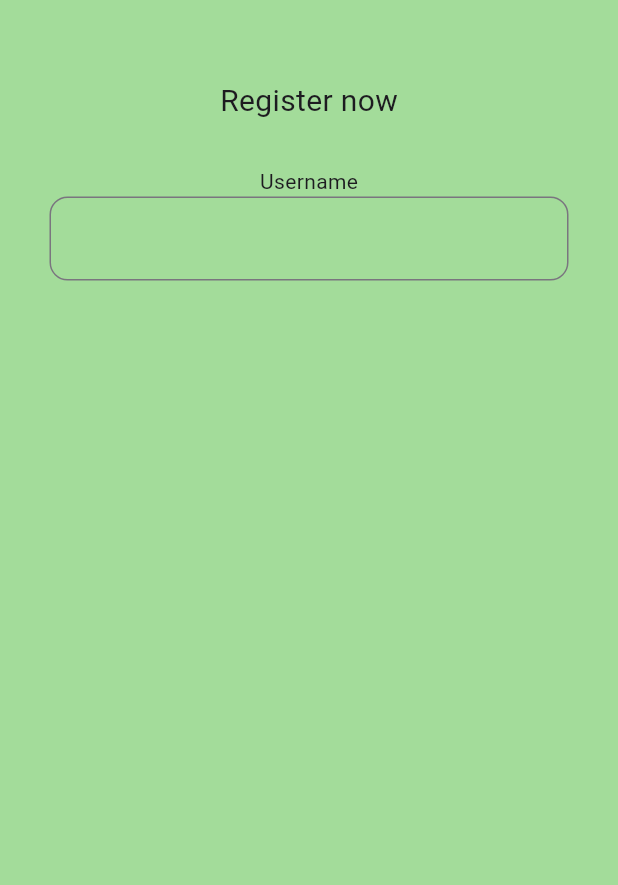
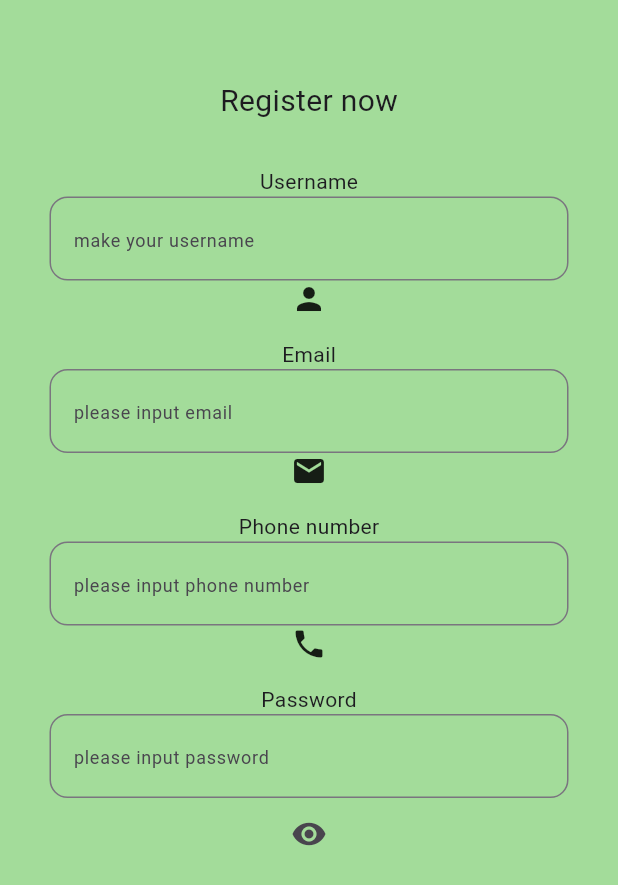
Before and after one commit to andraaae/ppkd_andra, a Flutter app: the RegisterAgreen screen opened directly, on a phone screen of 412 x 824 dp. Shown: the top 885 px of the screen. Run offline on Flutter 3.47's test engine with Material 3 defaults, Android fonts, the light colour scheme and no system bars; our stand-ins replace curved_navigation_bar, delightful_toast, fluttertoast, shared_preferences, sqflite; accounts and stored records are empty.

Commit message:
aGreen on going

```diff
--- a/lib/agreen/view/register_agreen.dart
+++ b/lib/agreen/view/register_agreen.dart
@@ -39,12 +39,49 @@ class _RegisterAgreenState extends State<RegisterAgreen> {
                 SizedBox(height: 29),
                 Text('Username'),
                 TextField(decoration: InputDecoration(border: OutlineInputBorder(borderRadius: BorderRadius.circular(12),
-
+                ),
+                hintText: 'make your username',
+                hintStyle: TextStyle(fontSize: 12),
                 ),
                 ),
+                Icon(Icons.person),
+                //email
+                SizedBox(height: 15),
+                Text('Email'),
+                TextField(decoration: InputDecoration(border: OutlineInputBorder(borderRadius: BorderRadius.circular(12),
+                ),
+                hintText: 'please input email',
+                hintStyle: TextStyle(fontSize: 12),
+                ),
+                ),
+                Icon(Icons.mail),
+                //nomor telephone
+                SizedBox(height: 15),
+                Text('Phone number'),
+                TextField(decoration: InputDecoration(border: OutlineInputBorder(borderRadius: BorderRadius.circular(12),
+                ),
+                hintText: 'please input phone number',
+                hintStyle: TextStyle(fontSize: 12),
+                ),
+                ),
+                Icon(Icons.phone),
+                //password
+                SizedBox(height: 15),
+                Text('Password'),
+                TextField(decoration: InputDecoration(border: OutlineInputBorder(borderRadius: BorderRadius.circular(12),
+                ),
+                hintText: 'please input password',
+                hintStyle: TextStyle(fontSize: 12),
+                ),
+                ),
+                IconButton(
+                  onPressed: (){},
+                   icon: Icon(Icons.visibility),
                 )
+
               ],
-            )),
+            ),
+          ),
         ),
       ),
     );
```
